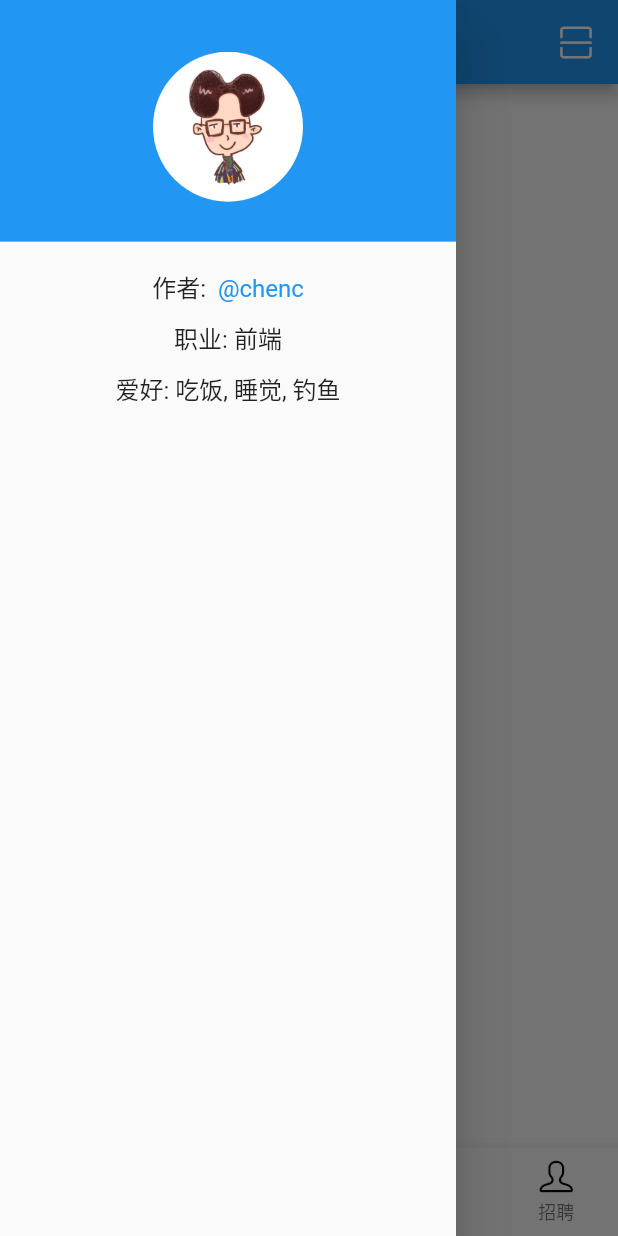
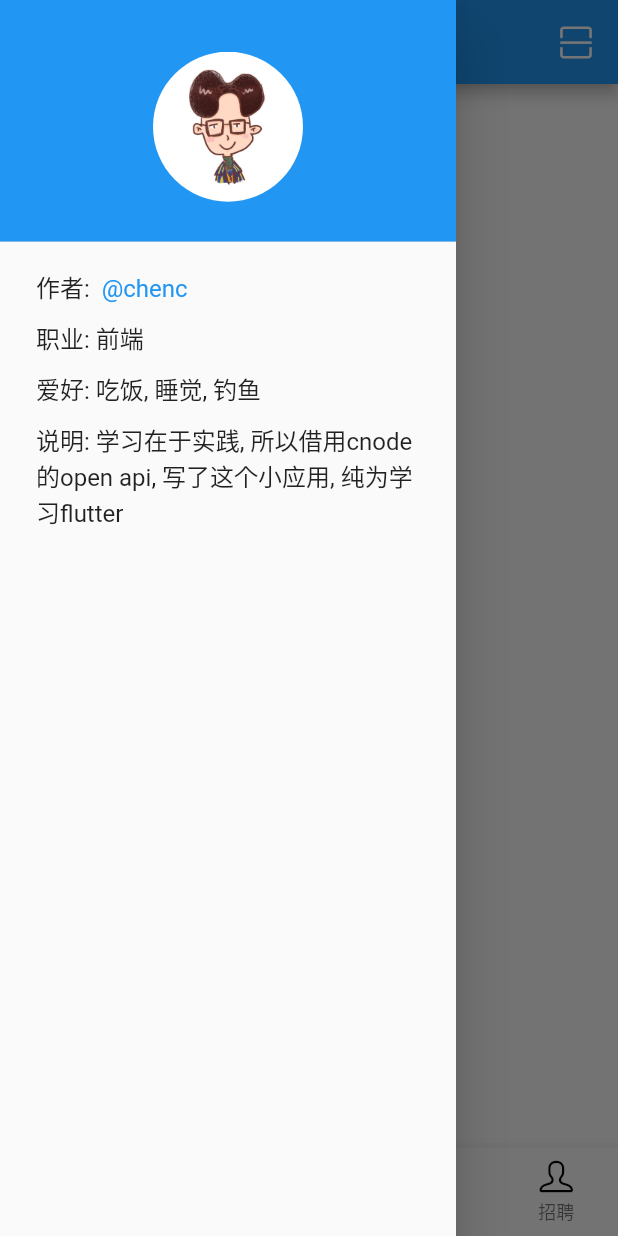
Before and after one commit to chenc041/hello_cnode, a Flutter app: the screen it shows after launch, with the side drawer open, on a phone screen of 412 x 824 dp. Run offline on Flutter 3.47's test engine with Material 2 defaults, Android fonts, the phone set to English and light mode, and no system bars; our stand-ins replace date_format, dio, shared_preferences, webview_flutter; missing offline and left inert: qrscan; accounts and stored records are empty; generated files the repository leaves out were written again; network calls fail.

```diff
--- a/lib/widgets/drawer.dart
+++ b/lib/widgets/drawer.dart
@@ -22,9 +22,11 @@ Widget drawerPage(BuildContext context) {
           ),
         ),
         Container(
+          padding: EdgeInsets.symmetric(horizontal: 24),
           child: Column(
             children: <Widget>[
               Container(
+                alignment: Alignment.topLeft,
                 margin: EdgeInsets.only(top: 10),
                 child: InkWell(
                   onTap: () {
@@ -42,12 +44,19 @@ Widget drawerPage(BuildContext context) {
                 ),
               ),
               Container(
+                alignment: Alignment.topLeft,
                 margin: EdgeInsets.only(top: 10),
                 child: Text('职业: 前端', style: TextStyle(fontSize: H2_SIZE)),
               ),
               Container(
+                alignment: Alignment.topLeft,
                 margin: EdgeInsets.only(top: 10),
                 child: Text('爱好: 吃饭, 睡觉, 钓鱼', style: TextStyle(fontSize: H2_SIZE)),
+              ),
+              Container(
+                alignment: Alignment.topLeft,
+                margin: EdgeInsets.only(top: 10),
+                child: Text('说明: 学习在于实践, 所以借用cnode的open api, 写了这个小应用, 纯为学习flutter', style: TextStyle(fontSize: H2_SIZE)),
               )
             ],
           ),
```
Also changed, not shown: lib/pages/detail.dart (+14 -12 lines), 1 other file.
